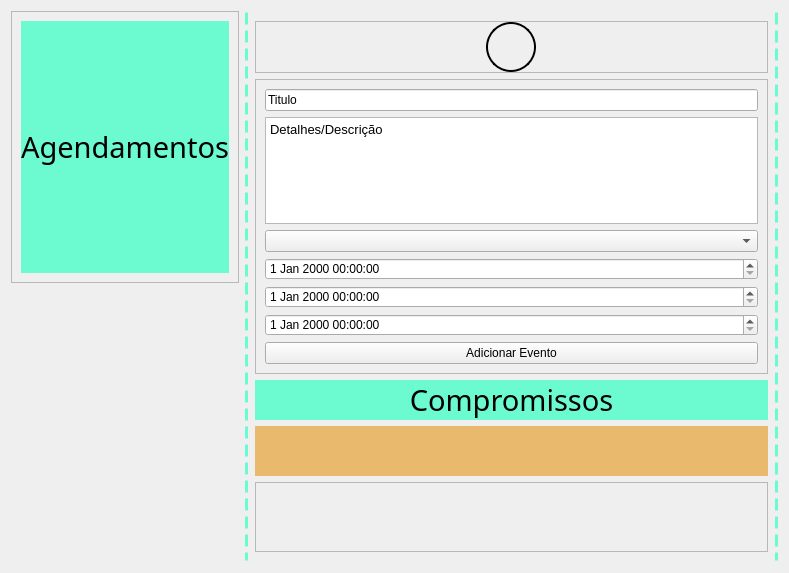
Above: Telas/UI/dashAgenda1.ui from Nautilidae-project/Nautilus before the change. Below: the same form after it.
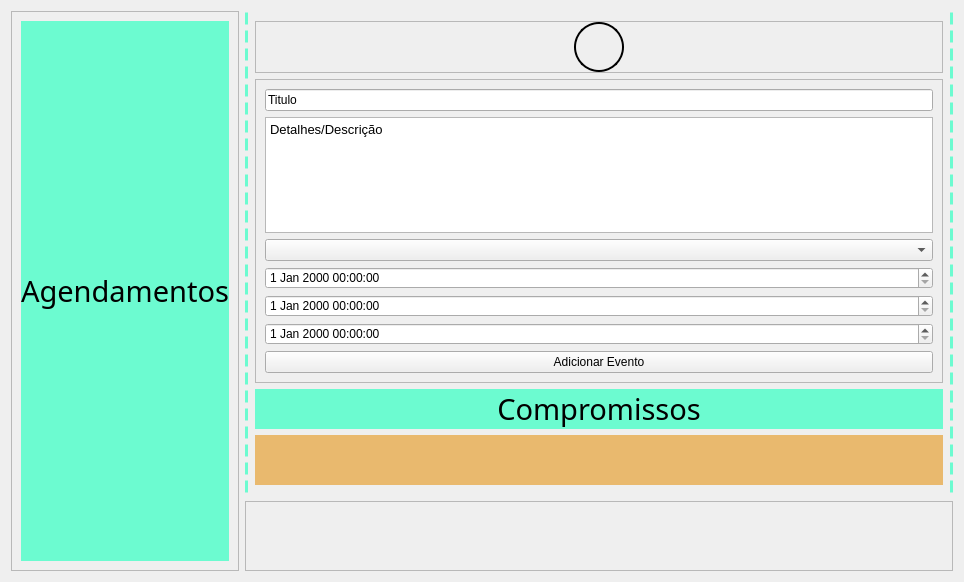
That is the form after the change.

Commit message: Implementação  dos cards  de Eventos  -não finalizados

```diff
--- a/Telas/UI/dashAgenda1.ui
+++ b/Telas/UI/dashAgenda1.ui
@@ -6,8 +6,8 @@
    <rect>
     <x>0</x>
     <y>0</y>
-    <width>789</width>
-    <height>573</height>
+    <width>964</width>
+    <height>582</height>
    </rect>
   </property>
   <property name="windowTitle">
@@ -25,53 +25,6 @@
 }</string>
   </property>
   <layout class="QGridLayout" name="gridLayout">
-   <item row="0" column="2">
-    <widget class="QFrame" name="frAgenda">
-     <property name="maximumSize">
-      <size>
-       <width>1000</width>
-       <height>16777215</height>
-      </size>
-     </property>
-     <property name="frameShape">
-      <enum>QFrame::StyledPanel</enum>
-     </property>
-     <property name="frameShadow">
-      <enum>QFrame::Raised</enum>
-     </property>
-     <layout class="QGridLayout" name="gridLayout_3">
-      <item row="1" column="0">
-       <layout class="QVBoxLayout" name="vlAgenda">
-        <item>
-         <widget class="QLabel" name="label_2">
-          <property name="minimumSize">
-           <size>
-            <width>0</width>
-            <height>100</height>
-           </size>
-          </property>
-          <property name="font">
-           <font>
-            <family>Fira Sans ExtraLight</family>
-            <pointsize>22</pointsize>
-           </font>
-          </property>
-          <property name="styleSheet">
-           <string notr="true">background-color: rgb(108, 251, 208);</string>
-          </property>
-          <property name="text">
-           <string>Agendamentos</string>
-          </property>
-          <property name="alignment">
-           <set>Qt::AlignCenter</set>
-          </property>
-         </widget>
-        </item>
-       </layout>
-      </item>
-     </layout>
-    </widget>
-   </item>
    <item row="0" column="3" rowspan="2">
     <widget class="QFrame" name="frCompromisso">
      <property name="minimumSize">
@@ -196,19 +149,6 @@
         </layout>
        </widget>
       </item>
-      <item row="6" column="1">
-       <spacer name="verticalSpacer">
-        <property name="orientation">
-         <enum>Qt::Vertical</enum>
-        </property>
-        <property name="sizeHint" stdset="0">
-         <size>
-          <width>20</width>
-          <height>40</height>
-         </size>
-        </property>
-       </spacer>
-      </item>
       <item row="1" column="1">
        <widget class="QFrame" name="frInserirEvento">
         <property name="minimumSize">
@@ -264,26 +204,98 @@
         </layout>
        </widget>
       </item>
-      <item row="5" column="1">
-       <widget class="QScrollArea" name="saEventosCard">
-        <property name="widgetResizable">
-         <bool>true</bool>
+      <item row="3" column="1">
+       <widget class="QLabel" name="label">
+        <property name="font">
+         <font>
+          <family>Fira Sans ExtraLight</family>
+          <pointsize>22</pointsize>
+         </font>
         </property>
-        <widget class="QWidget" name="scrollAreaWidgetContents">
-         <property name="geometry">
-          <rect>
-           <x>0</x>
-           <y>0</y>
-           <width>529</width>
-           <height>68</height>
-          </rect>
-         </property>
-        </widget>
+        <property name="styleSheet">
+         <string notr="true">background-color: rgb(108, 251, 208);</string>
+        </property>
+        <property name="text">
+         <string>Compromissos</string>
+        </property>
+        <property name="alignment">
+         <set>Qt::AlignCenter</set>
+        </property>
        </widget>
       </item>
      </layout>
     </widget>
    </item>
+   <item row="0" column="2" rowspan="3">
+    <widget class="QFrame" name="frAgenda">
+     <property name="minimumSize">
+      <size>
+       <width>0</width>
+       <height>0</height>
+      </size>
+     </property>
+     <property name="maximumSize">
+      <size>
+       <width>750</width>
+       <height>16777215</height>
+      </size>
+     </property>
+     <property name="frameShape">
+      <enum>QFrame::StyledPanel</enum>
+     </property>
+     <property name="frameShadow">
+      <enum>QFrame::Raised</enum>
+     </property>
+     <layout class="QGridLayout" name="gridLayout_3">
+      <item row="1" column="0">
+       <layout class="QVBoxLayout" name="vlAgenda">
+        <item>
+         <widget class="QLabel" name="label_2">
+          <property name="minimumSize">
+           <size>
+            <width>0</width>
+            <height>100</height>
+           </size>
+          </property>
+          <property name="font">
+           <font>
+            <family>Fira Sans ExtraLight</family>
+            <pointsize>22</pointsize>
+           </font>
+          </property>
+          <property name="styleSheet">
+           <string notr="true">background-color: rgb(108, 251, 208);</string>
+          </property>
+          <property name="text">
+           <string>Agendamentos</string>
+          </property>
+          <property name="alignment">
+           <set>Qt::AlignCenter</set>
+          </property>
+         </widget>
+        </item>
+       </layout>
+      </item>
+     </layout>
+    </widget>
+   </item>
+   <item row="2" column="3">
+    <widget class="QScrollArea" name="scrollArea">
+     <property name="widgetResizable">
+      <bool>true</bool>
+     </property>
+     <widget class="QWidget" name="saEventosCard">
+      <property name="geometry">
+       <rect>
+        <x>0</x>
+        <y>0</y>
+        <width>724</width>
+        <height>68</height>
+       </rect>
+      </property>
+     </widget>
+    </widget>
+   </item>
   </layout>
  </widget>
  <resources/>
```
Left out of the diff: 57 changed lines with no effect on the pictures. The commit also changes 8 other files.
